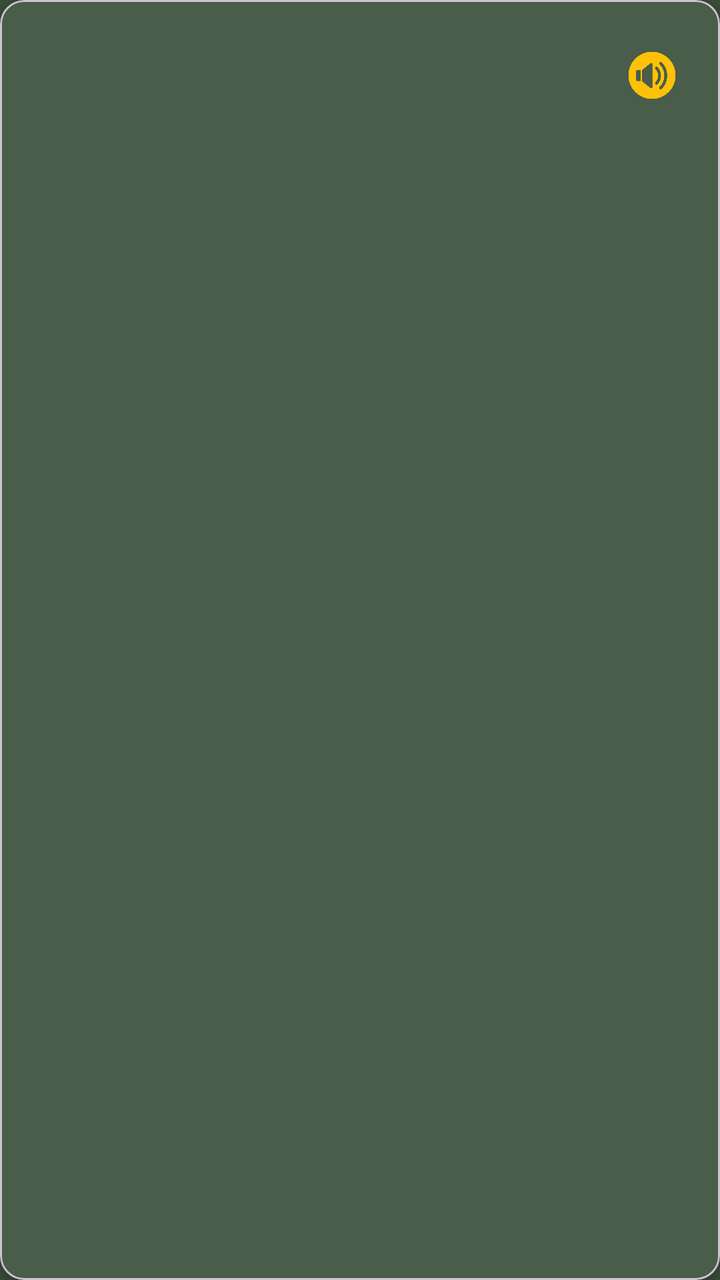
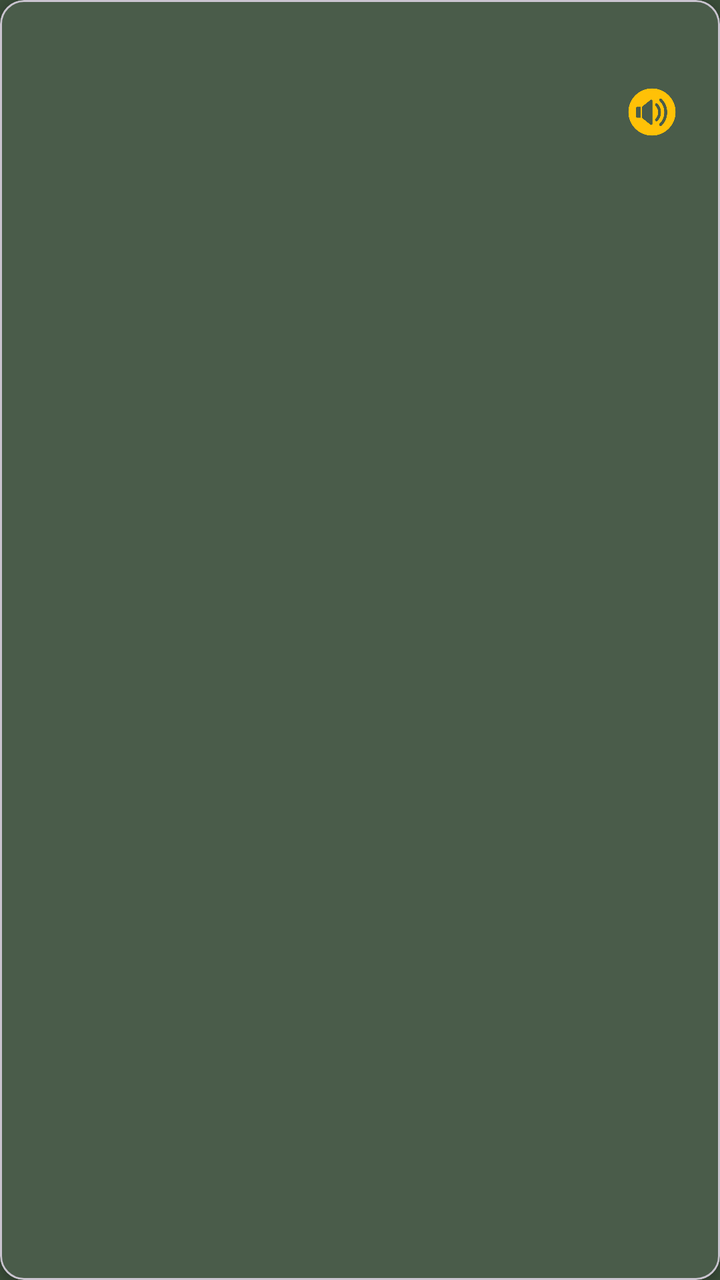

Before-and-after screenshots of an Android layout around one commit, followed by the original layout XML and the change that was made.
<!-- AndroidManifest.xml: application theme Theme.IlokanoTranslator -->
<!-- res/layout/item_list_card.xml -->
<?xml version="1.0" encoding="utf-8"?>
<com.google.android.material.card.MaterialCardView xmlns:android="http://schemas.android.com/apk/res/android"
    xmlns:app="http://schemas.android.com/apk/res-auto"
    android:layout_width="match_parent"
    android:layout_height="wrap_content"
    android:layout_marginBottom="10dp"
    app:cardCornerRadius="12dp"
    app:cardElevation="3dp"
    app:cardBackgroundColor="@color/card_background">

    <LinearLayout
        android:layout_width="match_parent"
        android:layout_height="wrap_content"
        android:orientation="horizontal"
        android:padding="14dp"
        android:gravity="center_vertical">

        <LinearLayout
            android:layout_width="0dp"
            android:layout_height="wrap_content"
            android:layout_weight="1"
            android:orientation="vertical">

            <TextView
                android:id="@+id/textViewIlokano"
                android:layout_width="wrap_content"
                android:layout_height="wrap_content"
                android:textColor="@color/white"
                android:textSize="18sp"
                android:textStyle="bold"
                android:maxLines="1"
                android:ellipsize="end" />

            <TextView
                android:id="@+id/textViewPartOfSpeech"
                android:layout_width="wrap_content"
                android:layout_height="wrap_content"
                android:textColor="@color/accent_yellow"
                android:textSize="12sp"
                android:layout_marginTop="2dp"
                android:visibility="gone" />

            <TextView
                android:id="@+id/textViewSelectedTranslation"
                android:layout_width="wrap_content"
                android:layout_height="wrap_content"
                android:textColor="@color/text_light"
                android:textSize="14sp"
                android:layout_marginTop="4dp"
                android:maxLines="2"
                android:ellipsize="end" />
        </LinearLayout>

        <ImageButton
            android:id="@+id/buttonPlayAudio"
            android:layout_width="40dp"
            android:layout_height="40dp"
            android:layout_marginStart="12dp"
            android:background="?attr/selectableItemBackgroundBorderless"
            android:contentDescription="Play audio"
            android:src="@drawable/ic_sound"
            android:scaleType="centerInside"
            android:padding="6dp"
            app:tint="@color/accent_yellow" />
    </LinearLayout>
</com.google.android.material.card.MaterialCardView>
<!-- resources referenced by this layout -->
<resources>
  <color name="accent_yellow">#FFC107</color>
  <color name="card_background">#4A5C4A</color>
  <color name="text_light">#F5F5F5</color>
  <color name="white">#FFFFFFFF</color>
  <!-- drawable ic_sound: png bitmap (drawable, 96181 bytes) -->
  <style name="Theme.IlokanoTranslator" parent="Base.Theme.IlokanoTranslator" />
  <style name="Base.Theme.IlokanoTranslator" parent="Theme.Material3.DayNight.NoActionBar">
          <item name="colorPrimary">@color/primary_element_yellow</item>
          <item name="colorOnPrimary">@color/app_background</item>
  
          <item name="colorSecondary">@color/accent_yellow</item>
          <item name="colorOnSecondary">@color/black</item>
  
          <item name="android:statusBarColor">@color/app_background</item>
          <item name="android:windowBackground">@color/app_background</item>
      </style>
  <color name="primary_element_yellow">#FFD700</color>
  <color name="app_background">#3A4D39</color>
  <color name="black">#FF000000</color>
</resources>

<!-- the commit's change to res/layout/item_list_card.xml (unified diff, before → after) -->
@@ -36,9 +36,19 @@
                 android:layout_width="wrap_content"
                 android:layout_height="wrap_content"
                 android:textColor="@color/accent_yellow"
+                android:textStyle="bold"
                 android:textSize="12sp"
                 android:layout_marginTop="2dp"
-                android:visibility="gone" />
+                android:visibility="visible" />
+
+            <TextView
+                android:id="@+id/textViewCategory"
+                android:layout_width="wrap_content"
+                android:layout_height="wrap_content"
+                android:textStyle="bold"
+                android:layout_marginTop="2dp"
+                android:textColor="#64B5F6"
+                android:textSize="12sp" />
 
             <TextView
                 android:id="@+id/textViewSelectedTranslation"
